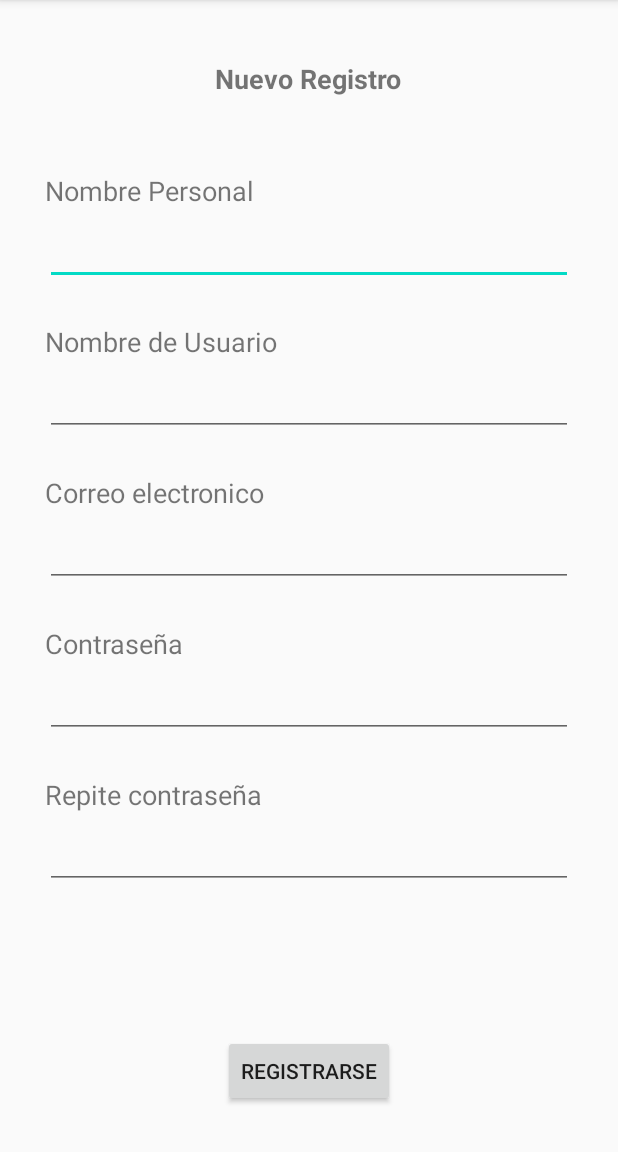
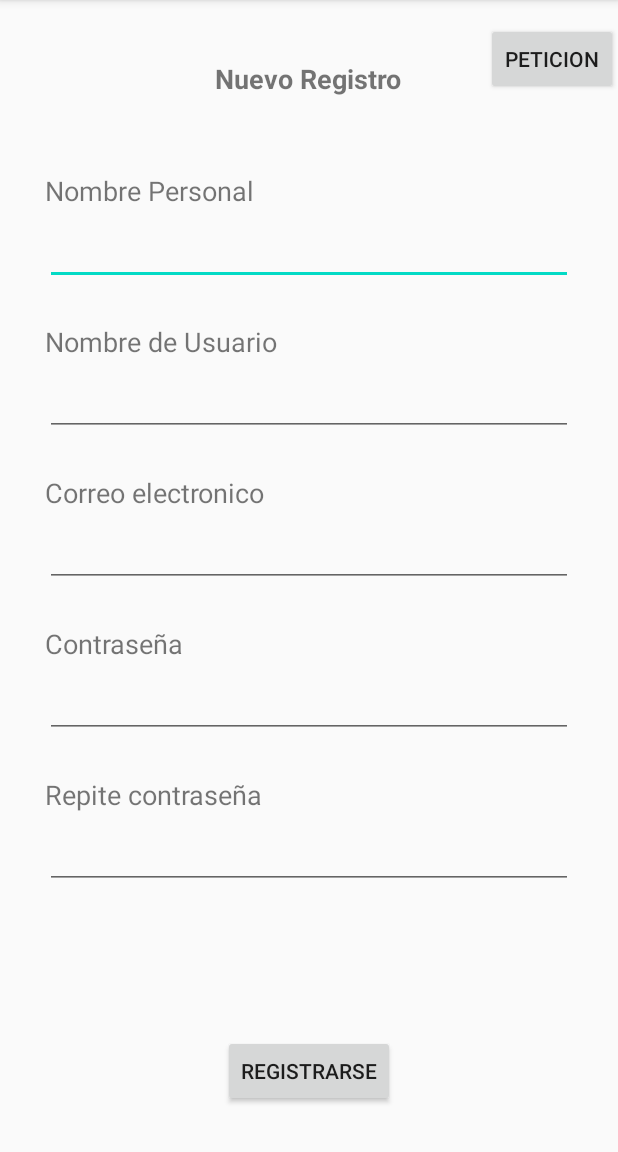
Before and after one commit to bitmarc/Recommender, an Android app: the screen it shows after launch (SignupActivity), after a tap on "Registrarse", on a phone screen of 412 x 824 dp, the part 84-1236 px from its top. Run offline under Robolectric (Android 15) with nearby library versions, the phone set to English and light mode, and no system bars.

Commit message:
0.6.0 Se agrego la funcionalidad de conexion con api restfull medainte peticiones http get en la actividad de registro (modo ejemplo) - se añadio el archivo de interfaz JasonApi - se agrego la clase UserLog - se agregaron permisos de internet en archivo manifest - se agrego libreria de retrofit en el gradle

```diff
--- a/app/build.gradle
+++ b/app/build.gradle
@@ -35,5 +35,6 @@ dependencies {
     testImplementation 'junit:junit:4.12'
     androidTestImplementation 'androidx.test.ext:junit:1.1.1'
     androidTestImplementation 'androidx.test.espresso:espresso-core:3.2.0'
-
+    implementation 'com.squareup.retrofit2:retrofit:2.6.2'
+    implementation 'com.squareup.retrofit2:converter-gson:2.6.2'
 }
--- a/app/src/main/AndroidManifest.xml
+++ b/app/src/main/AndroidManifest.xml
@@ -1,6 +1,8 @@
 <?xml version="1.0" encoding="utf-8"?>
 <manifest xmlns:android="http://schemas.android.com/apk/res/android"
     package="com.example.recommender">
+
+    <uses-permission android:name="android.permission.INTERNET"></uses-permission>
 
     <application
         android:allowBackup="true"
@@ -8,7 +10,8 @@
         android:label="@string/app_name"
         android:roundIcon="@mipmap/ic_launcher_round"
         android:supportsRtl="true"
-        android:theme="@style/AppTheme">
+        android:theme="@style/AppTheme"
+        android:usesCleartextTraffic="true">
         <activity
             android:name=".PreStartActivity"
             android:theme="@android:style/Theme.NoDisplay">
--- /dev/null
+++ b/app/src/main/java/com/example/recommender/Interface/JsonApi.java
@@ -0,0 +1,13 @@
+package com.example.recommender.Interface;
+
+import com.example.recommender.retrofit.models.UserLog;
+
+import java.util.List;
+
+import retrofit2.Call;
+import retrofit2.http.GET;
+
+public interface JsonApi {
+    @GET("users")
+    Call<List<UserLog>> getUser();
+}
--- a/app/src/main/java/com/example/recommender/PreStartActivity.java
+++ b/app/src/main/java/com/example/recommender/PreStartActivity.java
@@ -19,13 +19,14 @@ public class PreStartActivity extends AppCompatActivity {
     private Intent checkSession() {
         //check if user is logged in
         SessionManagement sessionManagement = new SessionManagement(PreStartActivity.this);
-        int userID = sessionManagement.getSession();
+        String userID = sessionManagement.getSession();
 
-        if(userID != -1){                           // usuario loggeado
-            return moveToMainActivity();
+        if(userID.equals("-1")){// usuario loggeado
+            System.out.println("User id : "+userID);
+            return moveToLogin();
         }
         else{                                      // usuario no legeado
-            return moveToLogin();
+            return moveToMainActivity();
         }
     }
 
--- a/app/src/main/java/com/example/recommender/data/LoginDataSource.java
+++ b/app/src/main/java/com/example/recommender/data/LoginDataSource.java
@@ -17,7 +17,7 @@ public class LoginDataSource {
                 // TODO: handle loggedInUser authentication
             if ((username.equals(usuario1)) && (password.equals(password1))) {
                 //java.util.UUID.randomUUID().toString()
-                LoggedInUser fakeUser = new LoggedInUser(6,"Juana V.");
+                LoggedInUser fakeUser = new LoggedInUser("6","Juana V.");
                 return new Result.Success<>(fakeUser);
             }else {
                 int codigoerror=111;
--- a/app/src/main/java/com/example/recommender/data/model/LoggedInUser.java
+++ b/app/src/main/java/com/example/recommender/data/model/LoggedInUser.java
@@ -5,15 +5,15 @@ package com.example.recommender.data.model;
  */
 public class LoggedInUser {
 
-    private int userId;
+    private String userId;
     private String displayName;
 
-    public LoggedInUser(int userId, String displayName) {
+    public LoggedInUser(String userId, String displayName) {
         this.userId = userId;
         this.displayName = displayName;
     }
 
-    public int getUserId() {
+    public String getUserId() {
         return userId;
     }
 
--- a/app/src/main/java/com/example/recommender/ui/login/LoggedInUserView.java
+++ b/app/src/main/java/com/example/recommender/ui/login/LoggedInUserView.java
@@ -5,10 +5,10 @@ package com.example.recommender.ui.login;
  */
 class LoggedInUserView {
     private String displayName;
-    private int displayId; //agregado por mi
+    private String displayId; //agregado por mi
     //... other data fields that may be accessible to the UI
 
-    LoggedInUserView(String displayName, int displayId) {
+    LoggedInUserView(String displayName, String displayId) {
         this.displayName = displayName;
         this.displayId=displayId;
     }
@@ -16,7 +16,7 @@ class LoggedInUserView {
     String getDisplayName() {
         return displayName;
     }
-    int getDisplayId() {
+    String getDisplayId() {
         return displayId;
     }
 }
--- a/app/src/main/java/com/example/recommender/ui/login/LoginActivity.java
+++ b/app/src/main/java/com/example/recommender/ui/login/LoginActivity.java
@@ -57,6 +57,7 @@ public class LoginActivity extends AppCompatActivity {
         // Se ejecuta como resultado despues de un registro exitoso.
         if (requestCode == LAUNCH_SECOND_ACTIVITY) {
             if(resultCode == Activity.RESULT_OK){
+                System.out.println("el dato es: "+data.getStringExtra("result"));
                 this.usernameEditText.setText(data.getStringExtra("result"));
                 listener();
             }
@@ -112,7 +113,7 @@ public class LoginActivity extends AppCompatActivity {
                 }
                 if (loginResult.getSuccess() != null) {
                     updateUiWithUser(loginResult.getSuccess());
-                    int id= (loginResult.getSuccess()).getDisplayId(); //agregada , viene de login view model y logged in user view
+                    String id= (loginResult.getSuccess()).getDisplayId(); //agregada , viene de login view model y logged in user view
                     String personName = (loginResult.getSuccess()).getDisplayName();
                     User usuario = new User(id,usernameEditText.getText().toString(),passwordEditText.getText().toString(),personName);
                     SessionManagement sessionManagement = new SessionManagement(LoginActivity.this);
--- a/app/src/main/java/com/example/recommender/ui/profile/ProfileViewModel.java
+++ b/app/src/main/java/com/example/recommender/ui/profile/ProfileViewModel.java
@@ -13,7 +13,7 @@ public class ProfileViewModel extends ViewModel {
 
 
     public ProfileViewModel() {
-        newUser = new User(10,"jhon12345","abc123", "Juan");
+        newUser = new User("10","jhon12345","abc123", "Juan");
         newUser.setEmail("jhonconor@asd.com");
         newUser.setPersonname("Jhon Conor");
     }
@@ -25,7 +25,7 @@ public class ProfileViewModel extends ViewModel {
     }
 
     public void refresh(){
-        User nuevo =new User(10,"jhon12345","abc123","Juan");
+        User nuevo =new User("10","jhon12345","abc123","Juan");
         nuevo.setPersonname("Cambiado UNO"+Math.random()*6);
         nuevo.setEmail("jhonconor@asd.com");
         this.newUser=nuevo;
--- a/app/src/main/res/layout/activity_signup.xml
+++ b/app/src/main/res/layout/activity_signup.xml
@@ -150,4 +150,13 @@
         app:layout_constraintStart_toStartOf="parent"
         app:layout_constraintTop_toBottomOf="@+id/tvPasswordRepeat" />
 
+    <Button
+        android:id="@+id/petB"
+        android:layout_width="wrap_content"
+        android:layout_height="wrap_content"
+        android:layout_marginTop="15dp"
+        android:text="peticion"
+        app:layout_constraintEnd_toEndOf="parent"
+        app:layout_constraintTop_toTopOf="parent" />
+
 </androidx.constraintlayout.widget.ConstraintLayout>
```
Also changed, not shown: app/src/main/java/com/example/recommender/MainActivity.java (+1 -6 lines), app/src/main/java/com/example/recommender/SessionManagement.java (+6 -6 lines), app/src/main/java/com/example/recommender/User.java (+9 -4 lines), app/src/main/java/com/example/recommender/retrofit/models/UserLog.java (added, +51 -0 lines), app/src/main/java/com/example/recommender/ui/signUp/SignupActivity.java (+59 -17 lines).
